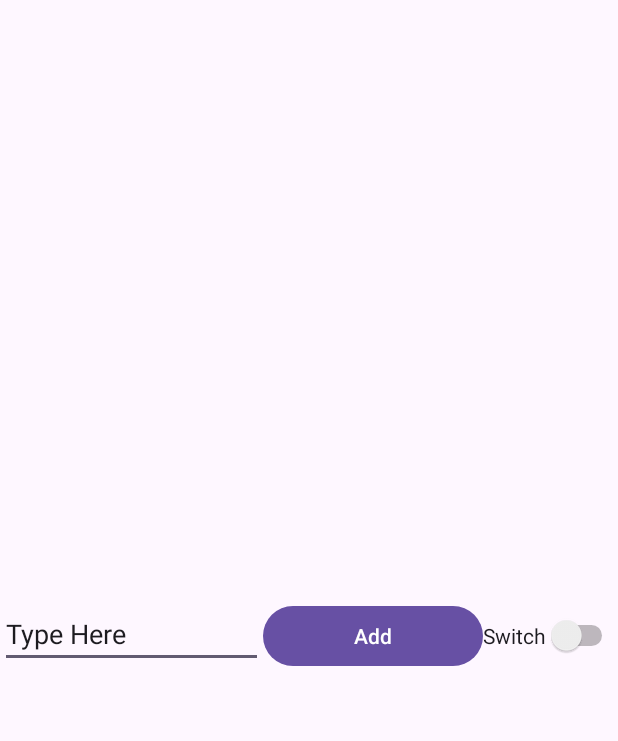
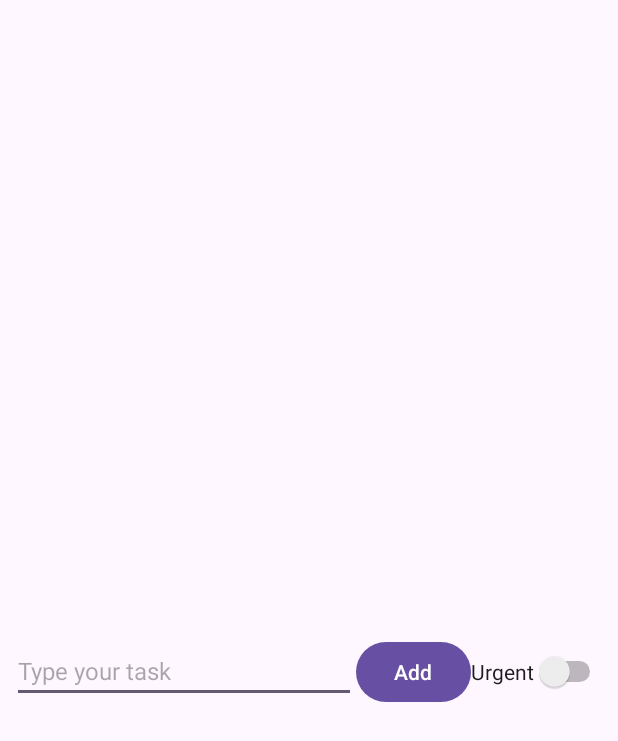
Before and after one commit to enri0072algonquin/AndriodLabs, an Android app: the screen it shows after launch (MainActivity), on a phone screen of 412 x 824 dp. Shown: the top 741 px of the screen. Run offline under Robolectric (Android 15) with nearby library versions, the phone set to English and light mode, and no system bars; 2 statements that could not run were skipped.

Commit message:
changes after accideently deleting

```diff
--- a/app/src/main/java/com/example/androidlabs/MainActivity.java
+++ b/app/src/main/java/com/example/androidlabs/MainActivity.java
@@ -1,24 +1,43 @@
 package com.example.androidlabs;
 
 import android.os.Bundle;
-
-import androidx.activity.EdgeToEdge;
+import android.view.View;
+import android.widget.Button;
+import android.widget.EditText;
+import android.widget.ListView;
 import androidx.appcompat.app.AppCompatActivity;
-import androidx.core.graphics.Insets;
-import androidx.core.view.ViewCompat;
-import androidx.core.view.WindowInsetsCompat;
+import java.util.ArrayList;
+import java.util.List;
 
 public class MainActivity extends AppCompatActivity {
+
+    private List<TodoItem> todoList;
+    private TodoAdapter adapter;
 
     @Override
     protected void onCreate(Bundle savedInstanceState) {
         super.onCreate(savedInstanceState);
-        EdgeToEdge.enable(this);
         setContentView(R.layout.activity_main);
-        ViewCompat.setOnApplyWindowInsetsListener(findViewById(R.id.main), (v, insets) -> {
-            Insets systemBars = insets.getInsets(WindowInsetsCompat.Type.systemBars());
-            v.setPadding(systemBars.left, systemBars.top, systemBars.right, systemBars.bottom);
-            return insets;
+
+        ListView lv2 = findViewById(R.id.LV2);
+        EditText etTodoText = findViewById(R.id.etTodoText);
+        Button btnAdd = findViewById(R.id.btnAdd);
+
+        // Initialize list and adapter
+        todoList = new ArrayList<>();
+        adapter = new TodoAdapter(this, todoList);
+        lv2.setAdapter(adapter);
+
+        btnAdd.setOnClickListener(new View.OnClickListener() {
+            @Override
+            public void onClick(View v) {
+                String todoText = etTodoText.getText().toString().trim();
+                if (!todoText.isEmpty()) {
+                    todoList.add(new TodoItem(todoText, false)); // New todo item (not urgent)
+                    adapter.notifyDataSetChanged();
+                    etTodoText.setText(""); // Clear input field
+                }
+            }
         });
     }
 }
--- a/app/src/main/res/layout/activity_main.xml
+++ b/app/src/main/res/layout/activity_main.xml
@@ -2,60 +2,45 @@
 <LinearLayout xmlns:android="http://schemas.android.com/apk/res/android"
     xmlns:app="http://schemas.android.com/apk/res-auto"
     xmlns:tools="http://schemas.android.com/tools"
-    android:orientation="vertical"
     android:layout_width="match_parent"
     android:layout_height="match_parent"
+    android:orientation="vertical"
     tools:context=".MainActivity">
 
+    <!-- ListView for displaying todo items -->
+    <ListView
+        android:id="@+id/LV2"
+        android:layout_width="match_parent"
+        android:layout_height="400dp"
+        android:layout_margin="8dp"/>
+
+    <!-- Input Row: EditText + Add Button + Urgent Switch -->
     <LinearLayout
         android:layout_width="match_parent"
         android:layout_height="wrap_content"
-        android:orientation="horizontal">
-<ListView
-    android:id="@+id/LV2"
-    android:layout_width="match_parent"
-    android:layout_height="400dp"/>
-        <TextView
-            android:id="@+id/textView2"
-            android:layout_width="wrap_content"
+        android:orientation="horizontal"
+        android:padding="8dp">
+
+        <EditText
+            android:id="@+id/etTodoText"
+            android:layout_width="0dp"
+            android:layout_height="wrap_content"
+            android:layout_weight="3"
+            android:hint="Type your task"
+            android:textSize="16sp"/>
+
+        <Button
+            android:id="@+id/btnAdd"
+            android:layout_width="0dp"
             android:layout_height="wrap_content"
             android:layout_weight="1"
-            android:text="@string/love_A" />
-
-
-    </LinearLayout>
-
-    <!--row 2-->
-
-    <LinearLayout
-        android:layout_width="match_parent"
-        android:layout_height="wrap_content"
-        android:layout_weight="1"
-        android:orientation="horizontal">
-<EditText
-    android:layout_width="wrap_content"
-    android:layout_height="wrap_content"
-    android:layout_weight="3"
-    android:text="Type Here" />
-        <Button
-            android:id="@+id/btnAdd"
-            android:layout_width="wrap_content"
-            android:layout_height="wrap_content"
-            android:layout_weight="2"
             android:text="Add"/>
 
         <Switch
+            android:id="@+id/switchUrgent"
             android:layout_width="wrap_content"
             android:layout_height="wrap_content"
-            android:layout_weight="0"
-            android:text="Switch" />
-
-
+            android:text="Urgent"/>
     </LinearLayout>
 
-    <!--row 4-->
-
-
-
-
 </LinearLayout>
--- /dev/null
+++ b/app/src/main/res/layout/layout.xml
@@ -0,0 +1,6 @@
+<?xml version="1.0" encoding="utf-8"?>
+<LinearLayout xmlns:android="http://schemas.android.com/apk/res/android"
+    android:layout_width="match_parent"
+    android:layout_height="match_parent">
+
+</LinearLayout>
--- a/gradle/libs.versions.toml
+++ b/gradle/libs.versions.toml
@@ -1,5 +1,5 @@
 [versions]
-agp = "8.6.0"
+agp = "8.8.0"
 junit = "4.13.2"
 junitVersion = "1.2.1"
 espressoCore = "3.6.1"
```
Also changed, not shown: app/src/main/java/TodoItem.java (added, +19 -0 lines), app/src/main/res/layout/todo_item.xml (added, +14 -0 lines), gradle/wrapper/gradle-wrapper.properties.
